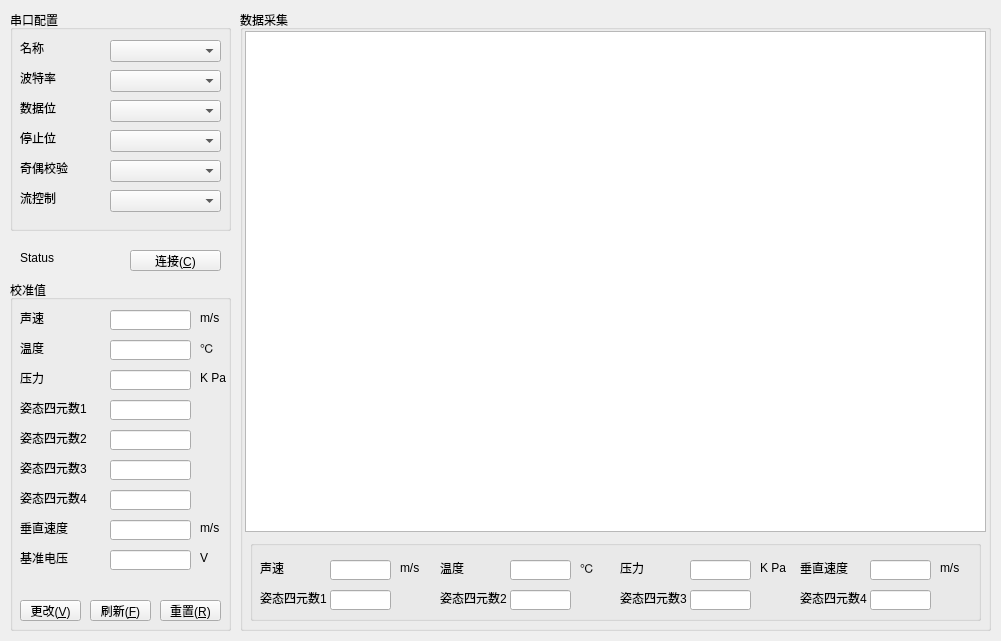
Above: mainwindow.ui from ListeningDeath/Speedometer before the change. Below: the same form after it.
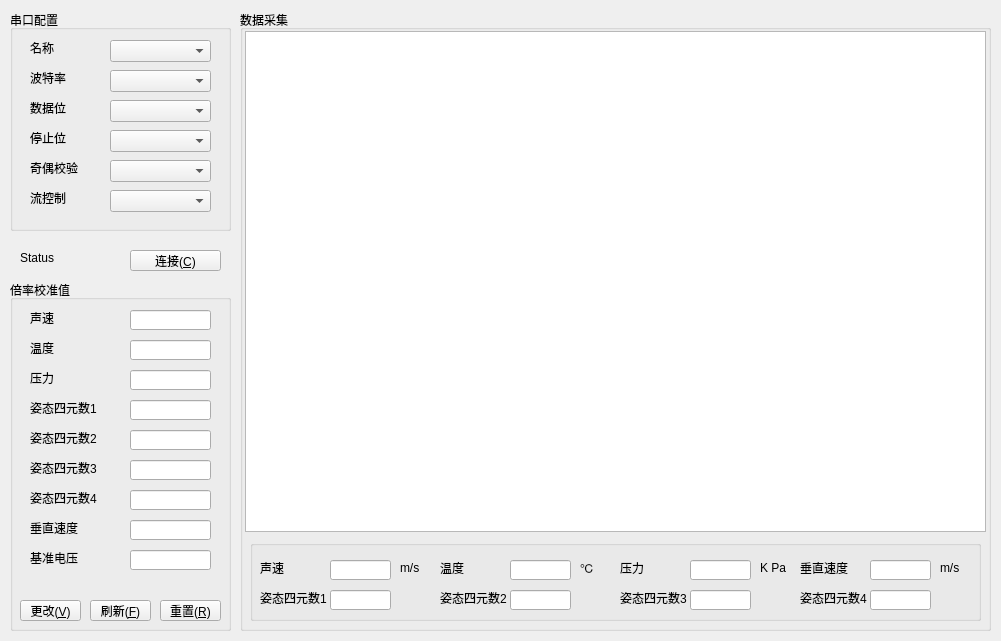
That is the form after the change. Icons and pictures are not drawn. Custom widgets are drawn as their Qt base class.

Commit message: ui调整

Patch:
```diff
--- a/mainwindow.ui
+++ b/mainwindow.ui
@@ -35,7 +35,7 @@
       <rect>
        <x>100</x>
        <y>30</y>
-       <width>111</width>
+       <width>101</width>
        <height>22</height>
       </rect>
      </property>
@@ -43,7 +43,7 @@
     <widget class="QLabel" name="lblSerialPortName">
      <property name="geometry">
       <rect>
-       <x>10</x>
+       <x>20</x>
        <y>30</y>
        <width>51</width>
        <height>16</height>
@@ -58,7 +58,7 @@
       <rect>
        <x>100</x>
        <y>60</y>
-       <width>111</width>
+       <width>101</width>
        <height>22</height>
       </rect>
      </property>
@@ -66,7 +66,7 @@
     <widget class="QLabel" name="lblSerialPortBaudRate">
      <property name="geometry">
       <rect>
-       <x>10</x>
+       <x>20</x>
        <y>60</y>
        <width>51</width>
        <height>16</height>
@@ -81,7 +81,7 @@
       <rect>
        <x>100</x>
        <y>90</y>
-       <width>111</width>
+       <width>101</width>
        <height>22</height>
       </rect>
      </property>
@@ -89,7 +89,7 @@
     <widget class="QLabel" name="lblSerialPortDataBit">
      <property name="geometry">
       <rect>
-       <x>10</x>
+       <x>20</x>
        <y>90</y>
        <width>51</width>
        <height>16</height>
@@ -104,7 +104,7 @@
       <rect>
        <x>100</x>
        <y>120</y>
-       <width>111</width>
+       <width>101</width>
        <height>22</height>
       </rect>
      </property>
@@ -112,7 +112,7 @@
     <widget class="QLabel" name="lblSerialPortStopBit">
      <property name="geometry">
       <rect>
-       <x>10</x>
+       <x>20</x>
        <y>120</y>
        <width>51</width>
        <height>16</height>
@@ -127,7 +127,7 @@
       <rect>
        <x>100</x>
        <y>150</y>
-       <width>111</width>
+       <width>101</width>
        <height>22</height>
       </rect>
      </property>
@@ -135,7 +135,7 @@
     <widget class="QLabel" name="lblSerialPortCheck">
      <property name="geometry">
       <rect>
-       <x>10</x>
+       <x>20</x>
        <y>150</y>
        <width>51</width>
        <height>16</height>
@@ -148,7 +148,7 @@
     <widget class="QLabel" name="lblSerialPortFlowControl">
      <property name="geometry">
       <rect>
-       <x>10</x>
+       <x>20</x>
        <y>180</y>
        <width>51</width>
        <height>16</height>
@@ -163,7 +163,7 @@
       <rect>
        <x>100</x>
        <y>180</y>
-       <width>111</width>
+       <width>101</width>
        <height>22</height>
       </rect>
      </property>
@@ -179,12 +179,12 @@
      </rect>
     </property>
     <property name="title">
-     <string>校准值</string>
+     <string>倍率校准值</string>
     </property>
     <widget class="QLabel" name="lblCaliSoundSpeed">
      <property name="geometry">
       <rect>
-       <x>10</x>
+       <x>20</x>
        <y>30</y>
        <width>31</width>
        <height>16</height>
@@ -197,7 +197,7 @@
     <widget class="QLineEdit" name="txtCaliSoundSpeed">
      <property name="geometry">
       <rect>
-       <x>100</x>
+       <x>120</x>
        <y>30</y>
        <width>81</width>
        <height>20</height>
@@ -207,7 +207,7 @@
     <widget class="QLineEdit" name="txtCaliTemperature">
      <property name="geometry">
       <rect>
-       <x>100</x>
+       <x>120</x>
        <y>60</y>
        <width>81</width>
        <height>20</height>
@@ -217,7 +217,7 @@
     <widget class="QLabel" name="lblCaliTemperature">
      <property name="geometry">
       <rect>
-       <x>10</x>
+       <x>20</x>
        <y>60</y>
        <width>31</width>
        <height>16</height>
@@ -230,7 +230,7 @@
     <widget class="QLineEdit" name="txtCaliPressure">
      <property name="geometry">
       <rect>
-       <x>100</x>
+       <x>120</x>
        <y>90</y>
        <width>81</width>
        <height>20</height>
@@ -240,7 +240,7 @@
     <widget class="QLabel" name="lblCaliPressure">
      <property name="geometry">
       <rect>
-       <x>10</x>
+       <x>20</x>
        <y>90</y>
        <width>31</width>
        <height>16</height>
@@ -253,7 +253,7 @@
     <widget class="QLineEdit" name="txtCaliQuat1">
      <property name="geometry">
       <rect>
-       <x>100</x>
+       <x>120</x>
        <y>120</y>
        <width>81</width>
        <height>20</height>
@@ -263,7 +263,7 @@
     <widget class="QLabel" name="lblCaliQuat1">
      <property name="geometry">
       <rect>
-       <x>10</x>
+       <x>20</x>
        <y>120</y>
        <width>71</width>
        <height>16</height>
@@ -276,7 +276,7 @@
     <widget class="QLineEdit" name="txtCaliQuat2">
      <property name="geometry">
       <rect>
-       <x>100</x>
+       <x>120</x>
        <y>150</y>
        <width>81</width>
        <height>20</height>
@@ -286,7 +286,7 @@
     <widget class="QLabel" name="lblCaliQuat2">
      <property name="geometry">
       <rect>
-       <x>10</x>
+       <x>20</x>
        <y>150</y>
        <width>71</width>
        <height>16</height>
@@ -299,7 +299,7 @@
     <widget class="QLineEdit" name="txtCaliQuat3">
      <property name="geometry">
       <rect>
-       <x>100</x>
+       <x>120</x>
        <y>180</y>
        <width>81</width>
        <height>20</height>
@@ -309,7 +309,7 @@
     <widget class="QLabel" name="lblCaliQuat3">
      <property name="geometry">
       <rect>
-       <x>10</x>
+       <x>20</x>
        <y>180</y>
        <width>71</width>
        <height>16</height>
@@ -322,7 +322,7 @@
     <widget class="QLineEdit" name="txtCaliQuat4">
      <property name="geometry">
       <rect>
-       <x>100</x>
+       <x>120</x>
        <y>210</y>
        <width>81</width>
        <height>20</height>
@@ -332,7 +332,7 @@
     <widget class="QLabel" name="lblCaliQuat4">
      <property name="geometry">
       <rect>
-       <x>10</x>
+       <x>20</x>
        <y>210</y>
        <width>71</width>
        <height>16</height>
@@ -345,7 +345,7 @@
     <widget class="QLineEdit" name="txtCaliVertSpeed">
      <property name="geometry">
       <rect>
-       <x>100</x>
+       <x>120</x>
        <y>240</y>
        <width>81</width>
        <height>20</height>
@@ -355,7 +355,7 @@
     <widget class="QLabel" name="lblCaliVertSpeed">
      <property name="geometry">
       <rect>
-       <x>10</x>
+       <x>20</x>
        <y>240</y>
        <width>51</width>
        <height>16</height>
@@ -368,7 +368,7 @@
     <widget class="QLabel" name="lblCaliRefVoltage">
      <property name="geometry">
       <rect>
-       <x>10</x>
+       <x>20</x>
        <y>270</y>
        <width>51</width>
        <height>16</height>
@@ -381,7 +381,7 @@
     <widget class="QLineEdit" name="txtCaliVoltage">
      <property name="geometry">
       <rect>
-       <x>100</x>
+       <x>120</x>
        <y>270</y>
        <width>81</width>
        <height>20</height>
@@ -427,71 +427,6 @@
       <string>刷新(&amp;F)</string>
      </property>
     </widget>
-    <widget class="QLabel" name="lblCaliSoundSpeedUnit">
-     <property name="geometry">
-      <rect>
-       <x>190</x>
-       <y>30</y>
-       <width>31</width>
-       <height>16</height>
-      </rect>
-     </property>
-     <property name="text">
-      <string>m/s</string>
-     </property>
-    </widget>
-    <widget class="QLabel" name="lblCaliTemperatureUnit">
-     <property name="geometry">
-      <rect>
-       <x>190</x>
-       <y>60</y>
-       <width>31</width>
-       <height>16</height>
-      </rect>
-     </property>
-     <property name="text">
-      <string>℃</string>
-     </property>
-    </widget>
-    <widget class="QLabel" name="lblCaliPressureUnit">
-     <property name="geometry">
-      <rect>
-       <x>190</x>
-       <y>90</y>
-       <width>31</width>
-       <height>16</height>
-      </rect>
-     </property>
-     <property name="text">
-      <string>K Pa</string>
-     </property>
-    </widget>
-    <widget class="QLabel" name="lblCaliVerticalSpeedUnit">
-     <property name="geometry">
-      <rect>
-       <x>190</x>
-       <y>240</y>
-       <width>31</width>
-       <height>16</height>
-      </rect>
-     </property>
-     <property name="text">
-      <string>m/s</string>
-     </property>
-    </widget>
-    <widget class="QLabel" name="lblCaliSoundVoltageUnit">
-     <property name="geometry">
-      <rect>
-       <x>190</x>
-       <y>270</y>
-       <width>31</width>
-       <height>16</height>
-      </rect>
-     </property>
-     <property name="text">
-      <string>V</string>
-     </property>
-    </widget>
    </widget>
    <widget class="QGroupBox" name="gbDataCollection">
     <property name="geometry">
```
The commit also changes 2 other files.
